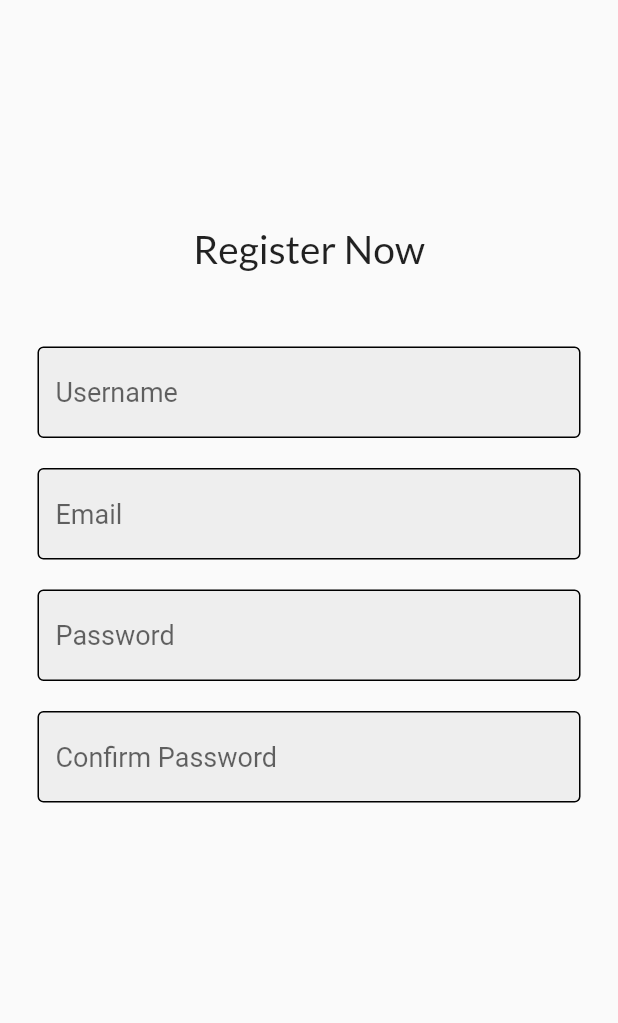
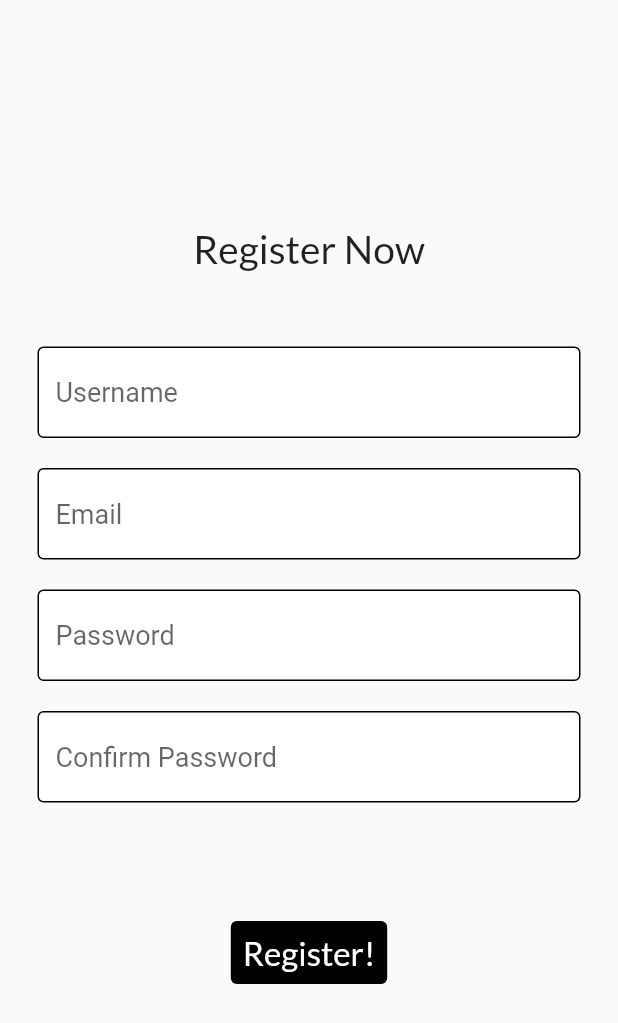
Before and after one commit to codecrafts1126/TYR, a Flutter app: the RegisterPage screen opened directly, on a phone screen of 412 x 824 dp. Shown: the top 1023 px of the screen. Run offline on Flutter 3.47's test engine with Material 2 defaults, Android fonts, the phone set to English and light mode, and no system bars; our stand-ins replace firebase_auth, firebase_core, google_fonts; accounts and stored records are empty; network calls fail.

Commit message:
Registered page completed almost

```diff
--- a/lib/Pages/register_page.dart
+++ b/lib/Pages/register_page.dart
@@ -1,14 +1,44 @@
 import 'package:flutter/material.dart';
 import 'package:google_fonts/google_fonts.dart';
+import 'package:tyr/Pages/login_page.dart';
 import 'package:tyr/components/textfield.dart';
+import 'package:firebase_auth/firebase_auth.dart';
 
-class RegisterPage extends StatelessWidget {
-  RegisterPage({super.key});
+class RegisterPage extends StatefulWidget {
+  const RegisterPage({super.key});
+
+  @override
+  State<RegisterPage> createState() => _RegisterPageState();
+}
+
+class _RegisterPageState extends State<RegisterPage> {
+  void signUp() async {
+    final FirebaseAuth auth = FirebaseAuth.instance;
+    try {
+      await auth.createUserWithEmailAndPassword(
+        email: email.text,
+        password: password.text,
+      );
+      Navigator.push(
+        context,
+        MaterialPageRoute(
+          builder: (context) => const Login(),
+        ),
+      );
+    } on FirebaseAuthException catch (e) {
+      if (e.code == 'weak-password') {}
+    }
+  }
 
   final username = TextEditingController();
-  final Email = TextEditingController();
-  final Password = TextEditingController();
-  final ConfirmPwd = TextEditingController();
+
+  final email = TextEditingController();
+
+  final password = TextEditingController();
+
+  final confirmPwd = TextEditingController();
+
+  String warning = '';
 
   @override
   Widget build(BuildContext context) {
@@ -31,24 +61,54 @@ class RegisterPage extends StatelessWidget {
                 controller: username,
                 hint: 'Username',
                 obsecure: false,
+                fillColor: const Color(0xFFFFFFFF),
               ),
               const SizedBox(height: 20),
               TheTextField(
-                controller: Email,
+                controller: email,
                 hint: 'Email',
                 obsecure: false,
+                fillColor: const Color(0xFFFFFFFF),
               ),
               const SizedBox(height: 20),
               TheTextField(
-                controller: Password,
+                controller: password,
                 hint: 'Password',
                 obsecure: true,
+                fillColor: const Color(0xFFFFFFFF),
               ),
               const SizedBox(height: 20),
               TheTextField(
-                controller: ConfirmPwd,
+                controller: confirmPwd,
                 hint: 'Confirm Password',
                 obsecure: true,
+                fillColor: const Color(0xFFFFFFFF),
+              ),
+              const SizedBox(height: 25),
+              Text(
+                warning,
+                style: TextStyle(
+                  fontSize: 22,
+                  fontFamily: GoogleFonts.lato().fontFamily,
+                ),
+              ),
+              const SizedBox(height: 25),
+              TextButton(
+                onPressed: () {
+                  signUp();
+                },
+                style: const ButtonStyle(
+                  backgroundColor: MaterialStatePropertyAll(Colors.black),
+                ),
+                child: Text(
+                  'Register!',
+                  style: TextStyle(
+                    fontSize: 22,
+                    fontFamily: GoogleFonts.lato().fontFamily,
+                    fontWeight: FontWeight.w500,
+                    color: Colors.white,
+                  ),
+                ),
               ),
             ],
           ),
--- a/lib/components/textfield.dart
+++ b/lib/components/textfield.dart
@@ -4,12 +4,14 @@ class TheTextField extends StatelessWidget {
   final controller;
   final String hint;
   final bool obsecure;
+  final fillColor;
 
   const TheTextField(
       {super.key,
       required this.controller,
       required this.hint,
-      required this.obsecure});
+      required this.obsecure,
+      required this.fillColor,});
 
   @override
   Widget build(BuildContext context) {
@@ -26,7 +28,7 @@ class TheTextField extends StatelessWidget {
           ),
           hintText: hint,
           hintStyle: const TextStyle(fontSize: 18),
-          fillColor: Colors.grey.shade200,
+          fillColor: fillColor,
           filled: true,
         ),
         obscureText: obsecure,
--- a/pubspec.yaml
+++ b/pubspec.yaml
@@ -59,8 +59,8 @@ flutter:
   uses-material-design: true
 
   # To add assets to your application, add an assets section, like this:
-  assets:
-    - lib/images/google.png
+  # assets:
+  #  -
 
   # An image asset can refer to one or more resolution-specific "variants", see
   # https://flutter.dev/assets-and-images/#resolution-aware
```
Also changed, not shown: lib/Pages/home.dart (+9 -1 lines), lib/Pages/login_page.dart (+9 -0 lines).
